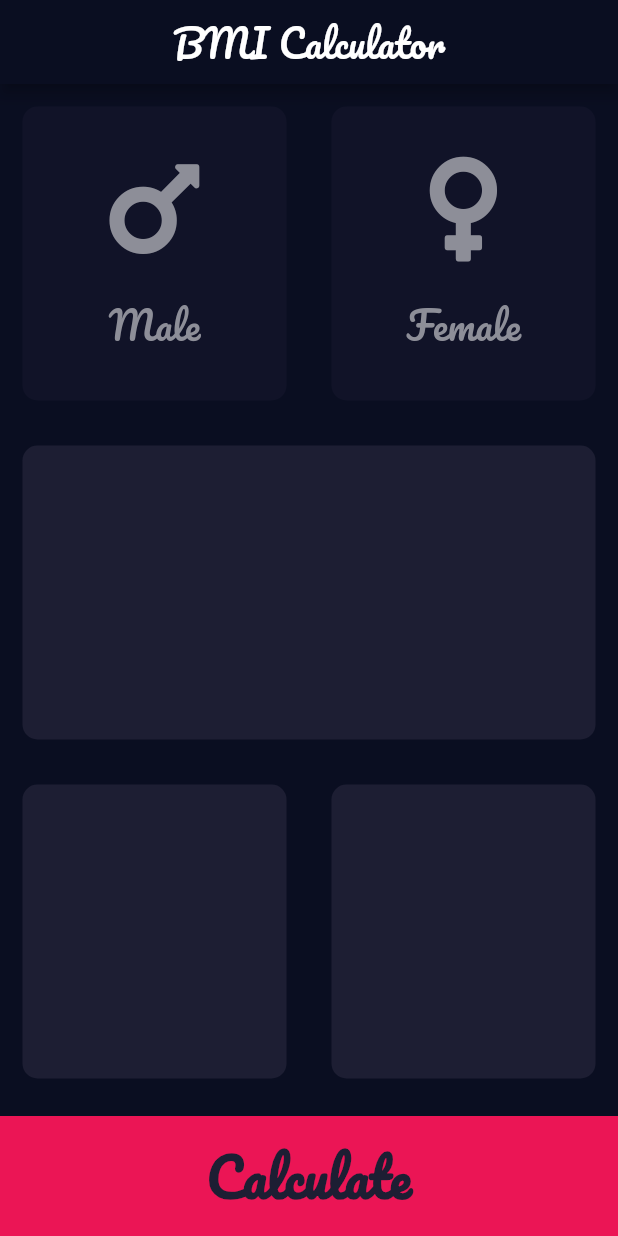
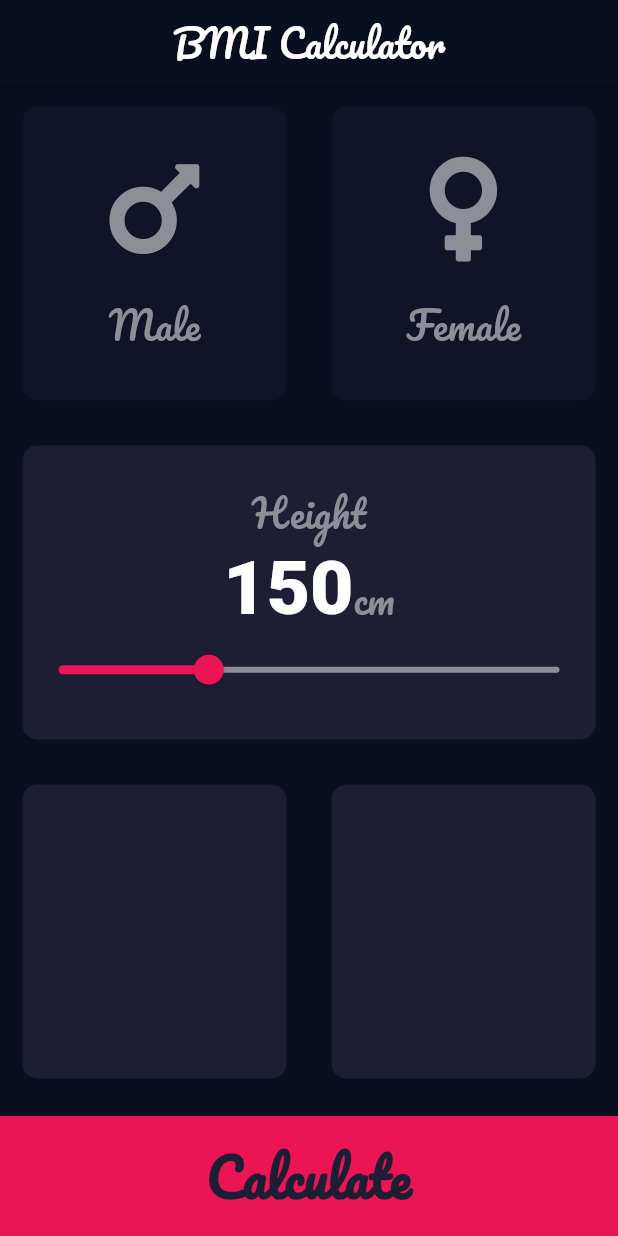
Before and after one commit to GEspinosa7/flutter_study, a Flutter app: the screen it shows after launch, on a phone screen of 412 x 824 dp. Run offline on Flutter 3.47's test engine with Material 2 defaults, Android fonts, the light colour scheme and no system bars; our stand-ins replace audioplayers, font_awesome_flutter, rflutter_alert.

Commit message:
add height card

```diff
--- a/bmi-calculator/lib/bmi_card_itens.dart
+++ b/bmi-calculator/lib/bmi_card_itens.dart
@@ -1,3 +1,4 @@
+import 'package:bmi_calculator/constants.dart';
 import 'package:flutter/material.dart';
 
 class BMICardItens extends StatelessWidget {
@@ -28,11 +29,7 @@ class BMICardItens extends StatelessWidget {
         ),
         Text(
           text,
-          style: TextStyle(
-            color: textColor,
-            fontSize: 25,
-            fontFamily: 'Pacifico',
-          ),
+          style: kLabelTextStyle,
         ),
       ],
     );
--- a/bmi-calculator/lib/input_page.dart
+++ b/bmi-calculator/lib/input_page.dart
@@ -1,14 +1,8 @@
 import 'package:bmi_calculator/bmi_card.dart';
 import 'package:bmi_calculator/bmi_card_itens.dart';
+import 'package:bmi_calculator/constants.dart';
 import 'package:flutter/material.dart';
 import 'package:font_awesome_flutter/font_awesome_flutter.dart';
-
-const bottomContainerHeight = 80.0;
-const Color bottomContainerBgColor = Color(0xFFEB1555);
-const Color inactiveItemCardColor = Color(0xFF8D8E98);
-const Color activeItemCardColor = Colors.white;
-const Color inactiveBgCardColor = Color(0xFF111328);
-const Color activeBgCardColor = Color(0xFF1D1E33);
 
 enum Gender { male, female }
 
@@ -19,6 +13,7 @@ class InputPage extends StatefulWidget {
 
 class _InputPageState extends State<InputPage> {
   Gender selectedGender;
+  int height = 150;
 
   @override
   Widget build(BuildContext context) {
@@ -34,6 +29,7 @@ class _InputPageState extends State<InputPage> {
         centerTitle: true,
       ),
       body: Column(
+        crossAxisAlignment: CrossAxisAlignment.stretch,
         children: [
           Expanded(
             child: Row(
@@ -46,17 +42,17 @@ class _InputPageState extends State<InputPage> {
                       });
                     },
                     colour: selectedGender == Gender.male
-                        ? activeBgCardColor
-                        : inactiveBgCardColor,
+                        ? kactiveBgCardColor
+                        : kinactiveBgCardColor,
                     cardChild: BMICardItens(
                       icon: FontAwesomeIcons.mars,
                       iconColor: selectedGender == Gender.male
-                          ? activeItemCardColor
-                          : inactiveItemCardColor,
+                          ? kactiveItemCardColor
+                          : kinactiveItemCardColor,
                       text: 'Male',
                       textColor: selectedGender == Gender.male
-                          ? activeItemCardColor
-                          : inactiveItemCardColor,
+                          ? kactiveItemCardColor
+                          : kinactiveItemCardColor,
                     ),
                   ),
                 ),
@@ -68,17 +64,17 @@ class _InputPageState extends State<InputPage> {
                       });
                     },
                     colour: selectedGender == Gender.female
-                        ? activeBgCardColor
-                        : inactiveBgCardColor,
+                        ? kactiveBgCardColor
+                        : kinactiveBgCardColor,
                     cardChild: BMICardItens(
                       icon: FontAwesomeIcons.venus,
                       iconColor: selectedGender == Gender.female
-                          ? activeItemCardColor
-                          : inactiveItemCardColor,
+                          ? kactiveItemCardColor
+                          : kinactiveItemCardColor,
                       text: 'Female',
                       textColor: selectedGender == Gender.female
-                          ? activeItemCardColor
-                          : inactiveItemCardColor,
+                          ? kactiveItemCardColor
+                          : kinactiveItemCardColor,
                     ),
                   ),
                 ),
@@ -87,7 +83,44 @@ class _InputPageState extends State<InputPage> {
           ),
           Expanded(
             child: BMICard(
-              colour: activeBgCardColor,
+              colour: kactiveBgCardColor,
+              cardChild: Column(
+                mainAxisAlignment: MainAxisAlignment.center,
+                children: [
+                  Text(
+                    'Height',
+                    textAlign: TextAlign.center,
+                    style: kLabelTextStyle,
+                  ),
+                  Row(
+                    mainAxisAlignment: MainAxisAlignment.center,
+                    crossAxisAlignment: CrossAxisAlignment.baseline,
+                    textBaseline: TextBaseline.alphabetic,
+                    children: [
+                      Text(
+                        height.toString(),
+                        style: kHeightTextStyle,
+                      ),
+                      Text(
+                        'cm',
+                        style: kLabelTextStyle,
+                      )
+                    ],
+                  ),
+                  Slider(
+                    value: height.toDouble(),
+                    onChanged: (double newValue) {
+                      setState(() {
+                        height = newValue.round();
+                      });
+                    },
+                    min: 120.0,
+                    max: 220.0,
+                    activeColor: Color(0xFFEB1555),
+                    inactiveColor: Color(0xFF8D8E98),
+                  )
+                ],
+              ),
             ),
           ),
           Expanded(
@@ -95,12 +128,12 @@ class _InputPageState extends State<InputPage> {
               children: [
                 Expanded(
                   child: BMICard(
-                    colour: activeBgCardColor,
+                    colour: kactiveBgCardColor,
                   ),
                 ),
                 Expanded(
                   child: BMICard(
-                    colour: activeBgCardColor,
+                    colour: kactiveBgCardColor,
                   ),
                 ),
               ],
@@ -110,15 +143,15 @@ class _InputPageState extends State<InputPage> {
             padding: EdgeInsets.all(0),
             onPressed: () => print('teste'),
             child: Container(
-              color: bottomContainerBgColor,
+              color: kbottomContainerBgColor,
               width: double.infinity,
-              height: bottomContainerHeight,
+              height: kbottomContainerHeight,
               margin: EdgeInsets.only(top: 10.0),
               child: Center(
                 child: Text(
                   'Calculate',
                   style: TextStyle(
-                    color: activeBgCardColor,
+                    color: kactiveBgCardColor,
                     fontSize: 35,
                     fontWeight: FontWeight.bold,
                     fontFamily: 'Pacifico',
```
